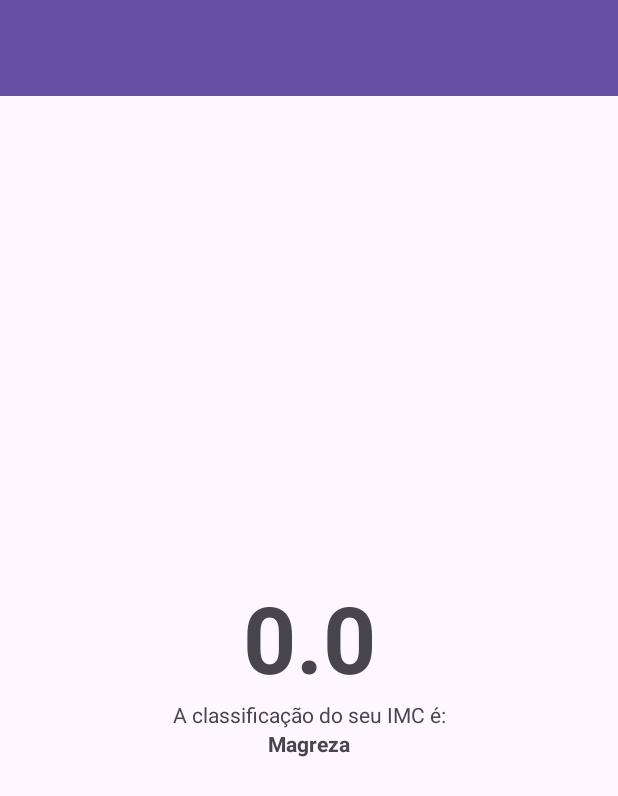
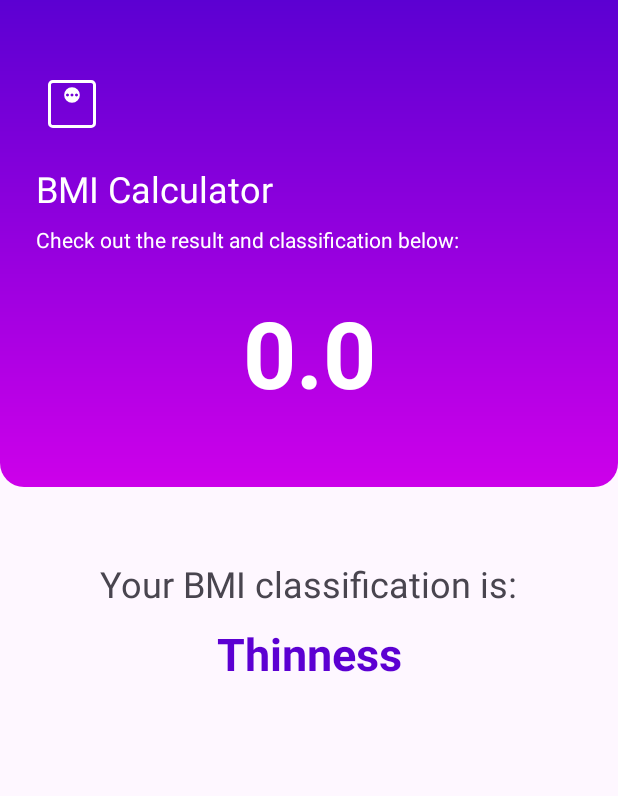
Before and after one commit to Jusouza/10DChallange_IMC, an Android app: the ResultActivity screen opened directly, with no data from a screen before it, on a phone screen of 412 x 824 dp. Shown: the top 796 px of the screen. Run offline under Robolectric (Android 15) with nearby library versions, the phone set to English and light mode, and no system bars.

Commit message:
upgrading the ux

```diff
--- a/app/src/main/AndroidManifest.xml
+++ b/app/src/main/AndroidManifest.xml
@@ -10,13 +10,13 @@
         android:label="@string/app_name"
         android:roundIcon="@mipmap/ic_launcher_round"
         android:supportsRtl="true"
-        android:theme="@style/Theme.10DChallange_IMC"
+        android:theme="@style/Theme.10DChallenge"
         tools:targetApi="31">
         <activity
-            android:name=".ResultActivity"
+            android:name="com.example.bmi_10d_challenge.ResultActivity"
             android:exported="false" />
         <activity
-            android:name=".MainActivity"
+            android:name="com.example.bmi_10d_challenge.MainActivity"
             android:exported="true">
             <intent-filter>
                 <action android:name="android.intent.action.MAIN" />
--- a/app/src/main/java/com/example/a10dchallange_imc/ResultActivity.kt
+++ b/app/src/main/java/com/example/bmi_10d_challenge/ResultActivity.kt
@@ -1,12 +1,9 @@
-package com.example.a10dchallange_imc
+package com.example.bmi_10d_challenge
 
 import android.os.Bundle
 import android.widget.TextView
-import androidx.activity.enableEdgeToEdge
 import androidx.appcompat.app.AppCompatActivity
-import androidx.core.view.ViewCompat
-import androidx.core.view.WindowInsetsCompat
-
+import com.example.a10dchallange_imc.R
 
 
 class ResultActivity : AppCompatActivity() {
@@ -14,7 +11,7 @@ class ResultActivity : AppCompatActivity() {
         super.onCreate(savedInstanceState)
         setContentView(R.layout.activity_result)
 
-        val result = intent.getFloatExtra(KEY_RESULT_IMC, 0f)
+        val result = intent.getFloatExtra(KEY_RESULT, 0f)
 
         val tvResult = findViewById<TextView>(R.id.tv_result)
         val tvClassifier = findViewById<TextView>(R.id.tv_classifier)
@@ -22,15 +19,15 @@ class ResultActivity : AppCompatActivity() {
         tvResult.text = result.toString()
 
         val classifier: String = if(result <= 18.5f){
-            MAGREZA
+            THINNESS
         } else if (result <= 18.5f && result <= 24.9f){
             NORMAL
         }else if (result <= 25f && result <= 29.9f){
-            SOBREPESO
+            OVERWEIGHT
         }else if (result <= 30f && result <= 39.9f){
-            OBESIDADE
+            OBESITY
         } else{
-            OBESIDADE_GRAVE
+            SEVERE_OBESITY
         }
 
         tvClassifier.text = classifier
@@ -38,9 +35,9 @@ class ResultActivity : AppCompatActivity() {
     }
 }
 
-const val KEY_RESULT_IMC = "ResultActivity.KEY_IMC"
-const val MAGREZA = "Magreza"
+const val KEY_RESULT = "ResultActivity.KEY_BMI"
+const val THINNESS = "Thinness"
 const val NORMAL = "Normal"
-const val SOBREPESO = "Sobrepeso"
-const val OBESIDADE = "Obesidade"
-const val OBESIDADE_GRAVE = "Obesidade grave"
+const val OVERWEIGHT = "Overweight"
+const val OBESITY = "Obesity"
+const val SEVERE_OBESITY = "Severe obesity"
--- /dev/null
+++ b/app/src/main/res/drawable/gradient_bg.xml
@@ -0,0 +1,12 @@
+<?xml version="1.0" encoding="utf-8"?>
+<shape xmlns:android="http://schemas.android.com/apk/res/android">
+    <corners android:topLeftRadius="0dp"
+        android:topRightRadius="0dp"
+        android:bottomLeftRadius="16dp"
+        android:bottomRightRadius="16dp"/>
+
+    <gradient
+        android:startColor="@color/primary_400"
+        android:endColor="@color/primary_900"
+        android:angle="90"/>
+</shape>
--- /dev/null
+++ b/app/src/main/res/drawable/ic_weight.xml
@@ -0,0 +1,9 @@
+<vector xmlns:android="http://schemas.android.com/apk/res/android"
+    android:width="24dp"
+    android:height="24dp"
+    android:viewportWidth="960"
+    android:viewportHeight="960">
+  <path
+      android:pathData="M480,464.62q43.85,0 74.23,-30.39 30.39,-30.38 30.39,-74.23 0,-43.85 -30.39,-74.23 -30.38,-30.39 -74.23,-30.39 -43.85,0 -74.23,30.39 -30.39,30.38 -30.39,74.23 0,43.85 30.39,74.23 30.38,30.39 74.23,30.39ZM420,380q-8,0 -14,-6t-6,-14q0,-8 6,-14t14,-6q8,0 14,6t6,14q0,8 -6,14t-14,6ZM480,380q-8,0 -14,-6t-6,-14q0,-8 6,-14t14,-6q8,0 14,6t6,14q0,8 -6,14t-14,6ZM540,380q-8,0 -14,-6t-6,-14q0,-8 6,-14t14,-6q8,0 14,6t6,14q0,8 -6,14t-14,6ZM224.62,800q-27.62,0 -46.12,-18.5Q160,763 160,735.38v-510.76q0,-27.62 18.5,-46.12Q197,160 224.62,160h510.76q27.62,0 46.12,18.5Q800,197 800,224.62v510.76q0,27.62 -18.5,46.12Q763,800 735.38,800L224.62,800ZM224.62,760h510.76q9.24,0 16.93,-7.69 7.69,-7.69 7.69,-16.93v-510.76q0,-9.24 -7.69,-16.93 -7.69,-7.69 -16.93,-7.69L224.62,200q-9.24,0 -16.93,7.69 -7.69,7.69 -7.69,16.93v510.76q0,9.24 7.69,16.93 7.69,7.69 16.93,7.69ZM200,200v560,-560Z"
+      android:fillColor="#FF808080"/>
+</vector>
--- /dev/null
+++ b/app/src/main/res/drawable/rounded_bg.xml
@@ -0,0 +1,5 @@
+<?xml version="1.0" encoding="utf-8"?>
+    <shape xmlns:android="http://schemas.android.com/apk/res/android">
+    <solid android:color="#E8E8E8" />
+    <corners android:radius="12dp"/>
+</shape>
--- a/app/src/main/res/layout/activity_result.xml
+++ b/app/src/main/res/layout/activity_result.xml
@@ -5,60 +5,81 @@
     android:id="@+id/main"
     android:layout_width="match_parent"
     android:layout_height="match_parent"
-    tools:context=".ResultActivity">
+    tools:context="com.example.bmi_10d_challenge.ResultActivity">
 
-    <com.google.android.material.appbar.MaterialToolbar
-        android:id="@+id/topAppBar"
+    <LinearLayout
+        android:id="@+id/vg_header"
         android:layout_width="match_parent"
-        android:layout_height="?attr/actionBarSize"
-        android:background="?attr/colorPrimary"
-        android:title="@string/app_name"
-        android:titleTextColor="@android:color/white"
+        android:layout_height="wrap_content"
+        android:background="@drawable/gradient_bg"
+        android:orientation="vertical"
         app:layout_constraintEnd_toEndOf="parent"
         app:layout_constraintStart_toStartOf="parent"
-        app:layout_constraintTop_toTopOf="parent"
-        app:titleCentered="true" />
+        app:layout_constraintTop_toTopOf="parent">
 
-    <LinearLayout
+        <ImageView
+            android:layout_width="48dp"
+            android:layout_height="48dp"
+            android:layout_marginStart="24dp"
+            android:layout_marginTop="45dp"
+            android:layout_marginBottom="16dp"
+            android:src="@drawable/ic_weight"
+            app:tint="@color/white" />
+
+        <TextView
             android:layout_width="wrap_content"
             android:layout_height="wrap_content"
-        android:gravity="center"
-        android:orientation="vertical"
-        app:layout_constraintBottom_toBottomOf="parent"
-        app:layout_constraintEnd_toEndOf="parent"
-        app:layout_constraintStart_toStartOf="parent"
-        app:layout_constraintTop_toBottomOf="@+id/topAppBar">
+            android:layout_marginStart="24dp"
+            android:text="@string/app_name"
+            android:textColor="@color/white"
+            android:textSize="24sp" />
+
+        <TextView
+            android:layout_width="wrap_content"
+            android:layout_height="wrap_content"
+            android:layout_marginStart="24dp"
+            android:layout_marginTop="8dp"
+            android:text="@string/classifying_description"
+            android:textColor="@color/white" />
 
         <TextView
             android:id="@+id/tv_result"
-            android:layout_width="wrap_content"
+            android:layout_width="match_parent"
             android:layout_height="wrap_content"
+            android:layout_marginTop="24dp"
+            android:layout_marginBottom="48dp"
+            android:gravity="center"
+            android:maxLength="5"
+            android:textColor="@color/white"
             android:textSize="62sp"
             android:textStyle="bold"
-            android:maxLength="5"
-            app:layout_constraintEnd_toEndOf="parent"
-            app:layout_constraintStart_toStartOf="parent"
-            app:layout_constraintTop_toBottomOf="@+id/topAppBar"
             tools:text="23.66" />
+    </LinearLayout>
+
 
     <TextView
         android:id="@+id/tv_classifying_label"
         android:layout_width="wrap_content"
         android:layout_height="wrap_content"
-            android:text="@string/imc_classifying"
+        android:layout_marginTop="48dp"
+        android:text="@string/bmi_classifying"
+        android:textSize="24sp"
         app:layout_constraintEnd_toEndOf="parent"
+        app:layout_constraintHorizontal_bias="0.498"
         app:layout_constraintStart_toStartOf="parent"
-            app:layout_constraintTop_toBottomOf="@+id/tv_result" />
+        app:layout_constraintTop_toBottomOf="@+id/vg_header" />
 
     <TextView
         android:id="@+id/tv_classifier"
         android:layout_width="wrap_content"
         android:layout_height="wrap_content"
+        android:layout_marginTop="10dp"
+        android:textSize="30sp"
+        android:textColor="@color/primary_900"
         android:textStyle="bold"
         app:layout_constraintEnd_toEndOf="parent"
         app:layout_constraintStart_toStartOf="parent"
         app:layout_constraintTop_toBottomOf="@+id/tv_classifying_label"
         tools:text="NORMAL" />
 
-    </LinearLayout>
 </androidx.constraintlayout.widget.ConstraintLayout>
--- a/app/src/main/res/values-night/themes.xml
+++ b/app/src/main/res/values-night/themes.xml
@@ -1,7 +1,9 @@
 <resources xmlns:tools="http://schemas.android.com/tools">
     <!-- Base application theme. -->
-    <style name="Base.Theme.10DChallange_IMC" parent="Theme.Material3.DayNight.NoActionBar">
+    <style name="Base.Theme.10DChallenge" parent="Theme.Material3.DayNight.NoActionBar">
         <!-- Customize your dark theme here. -->
-        <!-- <item name="colorPrimary">@color/my_dark_primary</item> -->
+         <item name="colorPrimary">@color/primary_400</item>
+        <item name="android:statusBarColor">@color/primary_900</item>
+
     </style>
 </resources>
--- a/app/src/main/res/values/colors.xml
+++ b/app/src/main/res/values/colors.xml
@@ -2,4 +2,7 @@
 <resources>
     <color name="black">#FF000000</color>
     <color name="white">#FFFFFFFF</color>
+
+    <color name="primary_400">#cd00ea</color>
+    <color name="primary_900">#5c00d2</color>
 </resources>
--- a/app/src/main/res/values/strings.xml
+++ b/app/src/main/res/values/strings.xml
@@ -1,7 +1,9 @@
 <resources>
-    <string name="app_name">Calculadora IMC</string>
-    <string name="write_your_weight">Digite o seu peso ex: 70.200</string>
-    <string name="write_your_height">Digite a sua altura ex: 1.70</string>
-    <string name="calculate">Calcular</string>
-    <string name="imc_classifying">A classificação do seu IMC é:</string>
+    <string name="app_name">BMI Calculator</string>
+    <string name="write_your_weight">Write your weight ex: 70.200</string>
+    <string name="write_your_height">Write your height ex: 1.70</string>
+    <string name="calculate">Calculate</string>
+    <string name="bmi_classifying">Your BMI classification is: </string>
+    <string name="classifying_description">Check out the result and classification below: </string>
+    <string name="description_text">Fill all the fields to calculate your Body Mass Index (BMI)</string>
 </resources>
--- a/app/src/main/res/values/themes.xml
+++ b/app/src/main/res/values/themes.xml
@@ -1,9 +1,10 @@
 <resources xmlns:tools="http://schemas.android.com/tools">
     <!-- Base application theme. -->
-    <style name="Base.Theme.10DChallange_IMC" parent="Theme.Material3.DayNight.NoActionBar">
+    <style name="Base.Theme.10DChallenge" parent="Theme.Material3.DayNight.NoActionBar">
         <!-- Customize your light theme here. -->
-        <!-- <item name="colorPrimary">@color/my_light_primary</item> -->
+         <item name="colorPrimary">@color/primary_400</item>
+         <item name="android:statusBarColor">@color/primary_900</item>
     </style>
 
-    <style name="Theme.10DChallange_IMC" parent="Base.Theme.10DChallange_IMC" />
+    <style name="Theme.10DChallenge" parent="Base.Theme.10DChallenge" />
 </resources>
```
Also changed, not shown: app/src/main/java/com/example/bmi_10d_challenge/MainActivity.kt (renamed from app/src/main/java/com/example/a10dchallange_imc/MainActivity.kt, +8 -9 lines), app/src/main/res/drawable/ic_height.xml (added, +9 -0 lines), app/src/main/res/layout/activity_main.xml (+48 -13 lines), 4 other files. Lines whose indentation alone changed are shown as unchanged.
